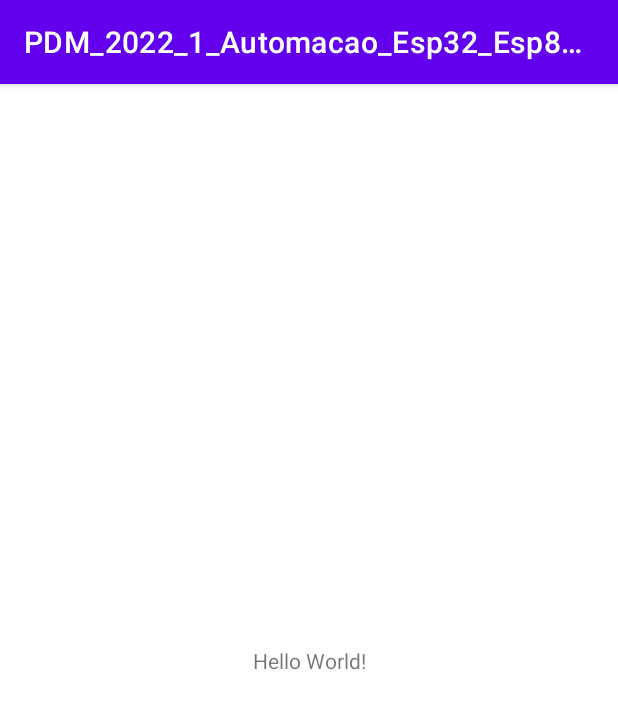
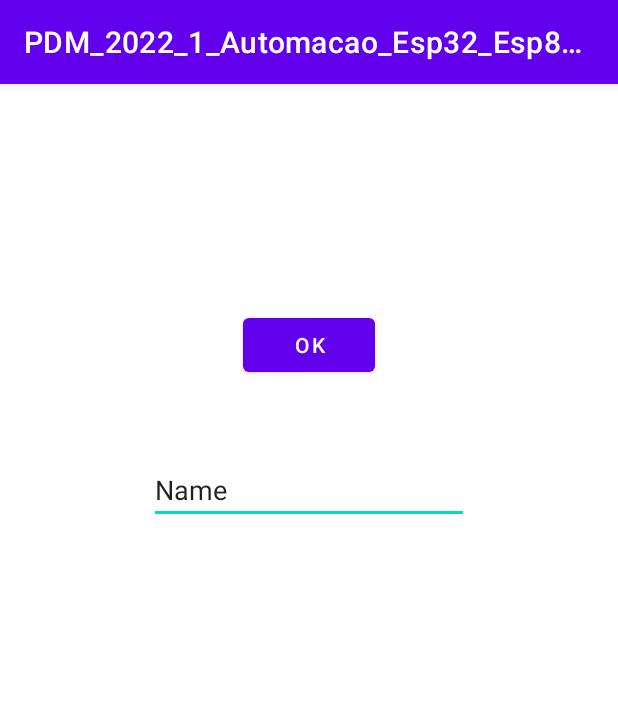
Before and after one commit to Wanderley-Patricio/PDM_2022_1_PROJ_AUTOMACAO, an Android app: the screen it shows after launch (MainActivity), on a phone screen of 412 x 824 dp. Shown: the top 709 px of the screen. Run offline under Robolectric (Android 15) with nearby library versions, the phone set to English and light mode, and no system bars.

```diff
--- a/app/src/main/java/br/edu/ifpe/tads/pdm/pdm_2022_1_automacao_esp32_esp8266/MainActivity.java
+++ b/app/src/main/java/br/edu/ifpe/tads/pdm/pdm_2022_1_automacao_esp32_esp8266/MainActivity.java
@@ -1,3 +1,5 @@
+//HOME O LABORATÓRIO EQUIPE PROJETOS PUBLICAÇÕES CURSOS PARCEIROS TUTORIAIS BLOG
+//Tutorial Android – Comunicação Bluetooth
 package br.edu.ifpe.tads.pdm.pdm_2022_1_automacao_esp32_esp8266;
 
 import androidx.appcompat.app.AppCompatActivity;
@@ -12,22 +14,31 @@ import android.content.IntentFilter;
 import android.content.pm.PackageManager;
 import android.os.Build;
 import android.os.Bundle;
+import android.view.View;
+import android.widget.Button;
+import android.widget.EditText;
 import android.widget.Toast;
 
 public class MainActivity extends AppCompatActivity {
 
     private BluetoothAdapter BA;
-    private final String nomeDispositivo = "beMyEyes"; //Mude beMyEyes para o nome do seu módulo Bluetooth.
+    private final String nomeDispositivo = "ESP32_WPSN_v1"; //Mude beMyEyes para o nome do seu módulo Bluetooth.
     private final int REQUEST_ENABLE_BT = 1; // Código padrão para o requerimento em tempo de execuxão.
     private ConexaoBluetooth conexao;
     private IntentFilter it = null;
     private final String[] PermissionsLocation = {Manifest.permission.ACCESS_COARSE_LOCATION, Manifest.permission.ACCESS_FINE_LOCATION}; //Array de permissões relacionadas ao Bluetooth no Android 6.0 ou maior
     private final int ResquestLocationId = 0; // Código padrão para o requerimento em tempo de execução.
 
+//    Button btn_ok = findViewById(R.id.btn_ok);
+//    EditText et_saida = findViewById(R.id.et_saida);
+
     @Override
     protected void onCreate(Bundle savedInstanceState) {
         super.onCreate(savedInstanceState);
         setContentView(R.layout.activity_main);
+
+        //=========================================================================================
+        System.out.println("Entrei no onCreate");
 
         while (true) {
             it = new IntentFilter(); // Instancia o filtro declarado logo após o onCreate().
@@ -38,6 +49,14 @@ public class MainActivity extends AppCompatActivity {
         }
         BA = BluetoothAdapter.getDefaultAdapter();
         BtEnable();
+
+//        btn_ok.setOnClickListener(new View.OnClickListener() {
+//            @Override
+//            public void onClick(View view) {
+//
+//                et_saida.setText("xxx");
+//            }
+//        });
 
     }
 
--- a/app/src/main/java/br/edu/ifpe/tads/pdm/pdm_2022_1_automacao_esp32_esp8266/ReceivingData.java
+++ b/app/src/main/java/br/edu/ifpe/tads/pdm/pdm_2022_1_automacao_esp32_esp8266/ReceivingData.java
@@ -34,7 +34,7 @@ public class ReceivingData extends AppCompatActivity {
             mmOutputStream.write("AT".getBytes());
 
             beginListenForData();
-            mmOutputStream.write("OK".getBytes());
+            mmOutputStream.write("48".getBytes());
 
             Toast.makeText(ReceivingData.this, "Recebendo dados do Bluetooth", Toast.LENGTH_SHORT).show();
         } catch (IOException e) {
@@ -56,7 +56,7 @@ public class ReceivingData extends AppCompatActivity {
                         String info = reader.readLine(); // recebe os dados da comunicação
                         Toast.makeText(ReceivingData.this, "Mensagem recebida: " + info, Toast.LENGTH_SHORT).show();
 
-                        mmOutputStream.write("OK".getBytes()); // envia dados.
+                        mmOutputStream.write("48".getBytes()); // envia dados.
 
                     } catch (IOException ex) {
                         stopWorker = true;
--- a/app/src/main/res/layout/activity_main.xml
+++ b/app/src/main/res/layout/activity_main.xml
@@ -6,13 +6,25 @@
     android:layout_height="match_parent"
     tools:context=".MainActivity">
 
-    <TextView
+    <Button
+        android:id="@+id/btn_ok"
         android:layout_width="wrap_content"
         android:layout_height="wrap_content"
-        android:text="Hello World!"
-        app:layout_constraintBottom_toBottomOf="parent"
-        app:layout_constraintLeft_toLeftOf="parent"
-        app:layout_constraintRight_toRightOf="parent"
+        android:layout_marginTop="150dp"
+        android:text="Ok"
+        app:layout_constraintEnd_toEndOf="parent"
+        app:layout_constraintStart_toStartOf="parent"
         app:layout_constraintTop_toTopOf="parent" />
 
+    <EditText
+        android:id="@+id/et_saida"
+        android:layout_width="wrap_content"
+        android:layout_height="wrap_content"
+        android:layout_marginTop="50dp"
+        android:ems="10"
+        android:inputType="textPersonName"
+        android:text="Name"
+        app:layout_constraintEnd_toEndOf="parent"
+        app:layout_constraintStart_toStartOf="parent"
+        app:layout_constraintTop_toBottomOf="@+id/btn_ok" />
 </androidx.constraintlayout.widget.ConstraintLayout>
```
Also changed, not shown: app/src/main/java/br/edu/ifpe/tads/pdm/pdm_2022_1_automacao_esp32_esp8266/ConexaoBluetooth.java (+10 -7 lines).
